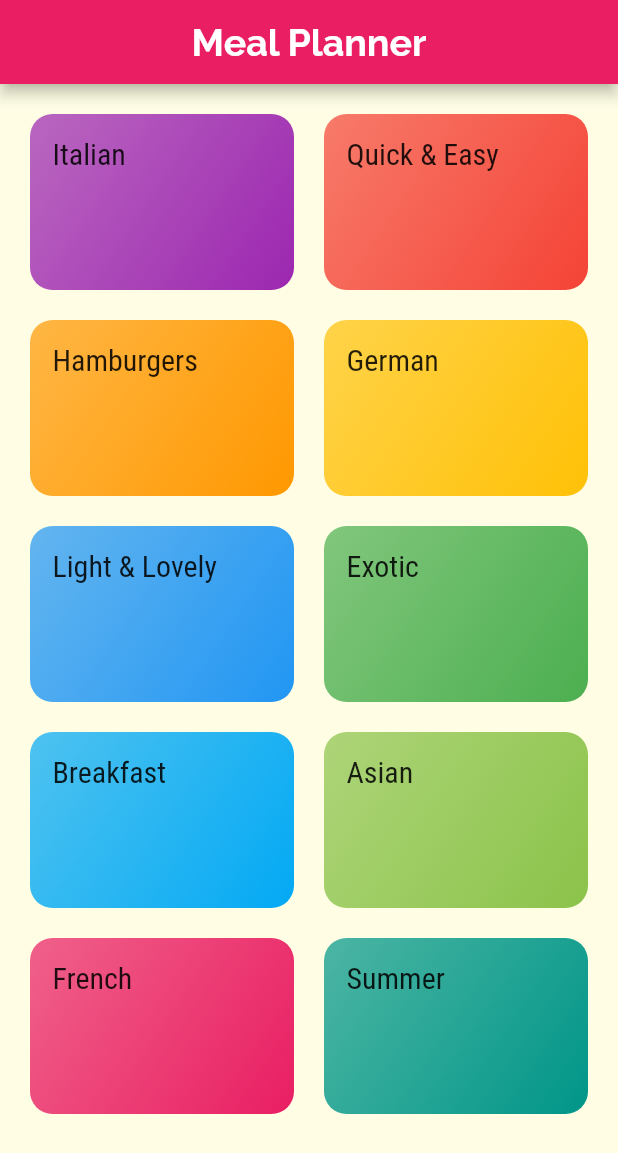
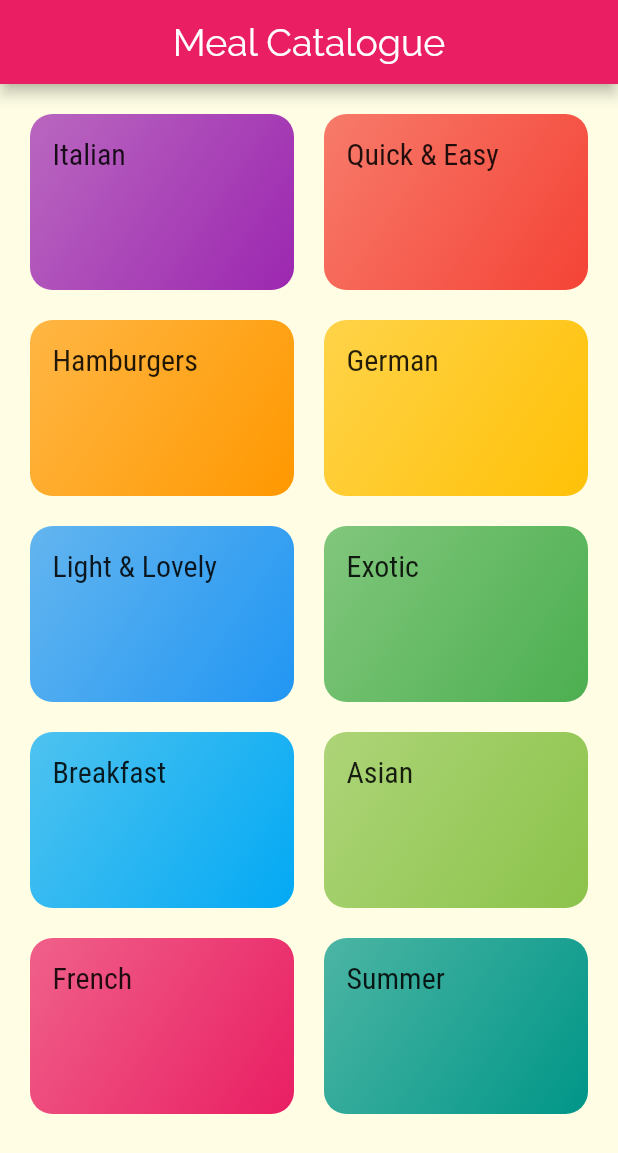
Before and after one commit to aashirsaroya/EasyCook, a Flutter app: the screen it shows after launch, on a phone screen of 412 x 824 dp. Shown: the top 1153 px of the screen. Run offline on Flutter 3.47's test engine with Material 2 defaults, Android fonts, the phone set to English and light mode, and no system bars.

```diff
--- a/meals/lib/categories_screen.dart
+++ b/meals/lib/categories_screen.dart
@@ -6,9 +6,9 @@ class CategoriesScreen extends StatelessWidget {
   Widget build(BuildContext context) {
     return Scaffold(
       appBar: AppBar(
-        title:const Text('Meal Planner',
+        title:const Text('Meal Catalogue',
         style: TextStyle(
-          fontWeight: FontWeight.bold,
+          fontWeight: FontWeight.normal,
           color: Colors.white,
           fontSize: 25,
         ),
@@ -18,6 +18,7 @@ class CategoriesScreen extends StatelessWidget {
       body: GridView(
         padding: const EdgeInsets.all(20),
         children: DUMMY_CATEGORIES.map((catData)=> CategoryItem(
+          catData.id,
           catData.title,
           catData.color,
         )).toList(),
--- a/meals/lib/category_item.dart
+++ b/meals/lib/category_item.dart
@@ -4,14 +4,18 @@ import './category_meals_screen.dart';
 class CategoryItem extends StatelessWidget {
   final String title;
   final Color color;
-
-   CategoryItem(this.title,this.color);
+  final String id;
+   CategoryItem(this.id,this.title,this.color);
 
    void selectCategory(BuildContext ctx)
    {
-     Navigator.of(ctx).push(MaterialPageRoute(builder: (_) {
-       return CategoryMealsScreen();
-     }));
+     Navigator.of(ctx).pushNamed('/category-meals',
+         arguments:
+     {
+       'id': id,
+       'title': title,
+     }
+       );
    }
 
   @override
--- a/meals/lib/main.dart
+++ b/meals/lib/main.dart
@@ -1,4 +1,5 @@
 import 'package:flutter/material.dart';
+import './category_meals_screen.dart';
 import './categories_screen.dart';
 void main()=>runApp(MyApp());
 class MyApp extends StatelessWidget {
@@ -23,6 +24,9 @@ class MyApp extends StatelessWidget {
 
       ),
       home: CategoriesScreen(),
+      routes:{
+        '/category-meals': (ctx) => CategoryMealsScreen(),
+      } ,
     );
   }
 }
```
Also changed, not shown: meals/lib/category_meals_screen.dart (+7 -1 lines).
